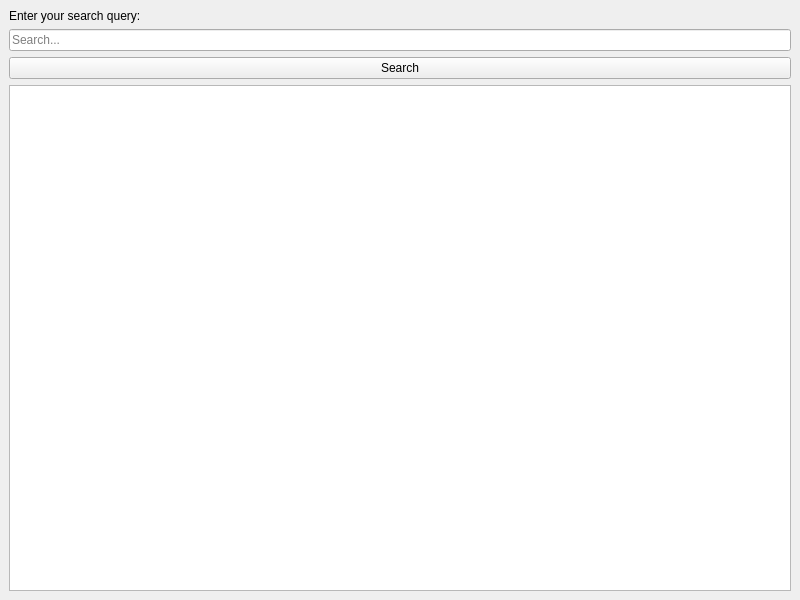
Old version of the form UI.ui in the repository catalina220/---.
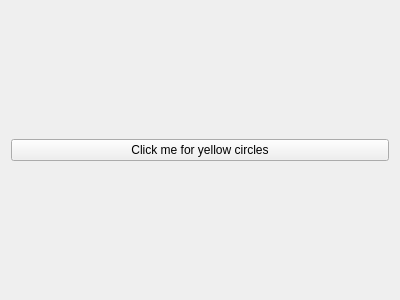
New version of the form.

The edit to the form file:
```diff
--- a/UI.ui
+++ b/UI.ui
@@ -1,1 +1,28 @@
-<?xml version="1.0" encoding="UTF-8"?> <ui version="4.0"> <class>MainWindow</class> <widget class="QMainWindow" name="MainWindow"> <property name="geometry"> <rect> <x>0</x> <y>0</y> <width>800</width> <height>600</height> </rect> </property> <property name="windowTitle"> <string>MainWindow</string> </property> <widget class="QWidget" name="centralwidget"> <layout class="QVBoxLayout" name="verticalLayout"> <item> <widget class="QLabel" name="label"> <property name="text"> <string>Enter your search query:</string> </property> </widget> </item> <item> <widget class="QLineEdit" name="lineEdit"> <property name="placeholderText"> <string>Search...</string> </property> </widget> </item> <item> <widget class="QPushButton" name="searchButton"> <property name="text"> <string>Search</string> </property> </widget> </item> <item> <widget class="QTextEdit" name="resultTextEdit"/> </item> </layout> </widget> </widget> <resources/> <connections/> </ui>
+<?xml version="1.0" encoding="UTF-8"?>
+<ui version="4.0">
+ <class>Form</class>
+ <widget class="QWidget" name="Form">
+  <property name="geometry">
+   <rect>
+    <x>0</x>
+    <y>0</y>
+    <width>400</width>
+    <height>300</height>
+   </rect>
+  </property>
+  <property name="windowTitle">
+   <string>Form</string>
+  </property>
+  <layout class="QVBoxLayout" name="verticalLayout">
+   <item>
+    <widget class="QPushButton" name="pushButton">
+     <property name="text">
+      <string>Click me for yellow circles</string>
+     </property>
+    </widget>
+   </item>
+  </layout>
+ </widget>
+ <resources/>
+ <connections/>
+</ui>
```
